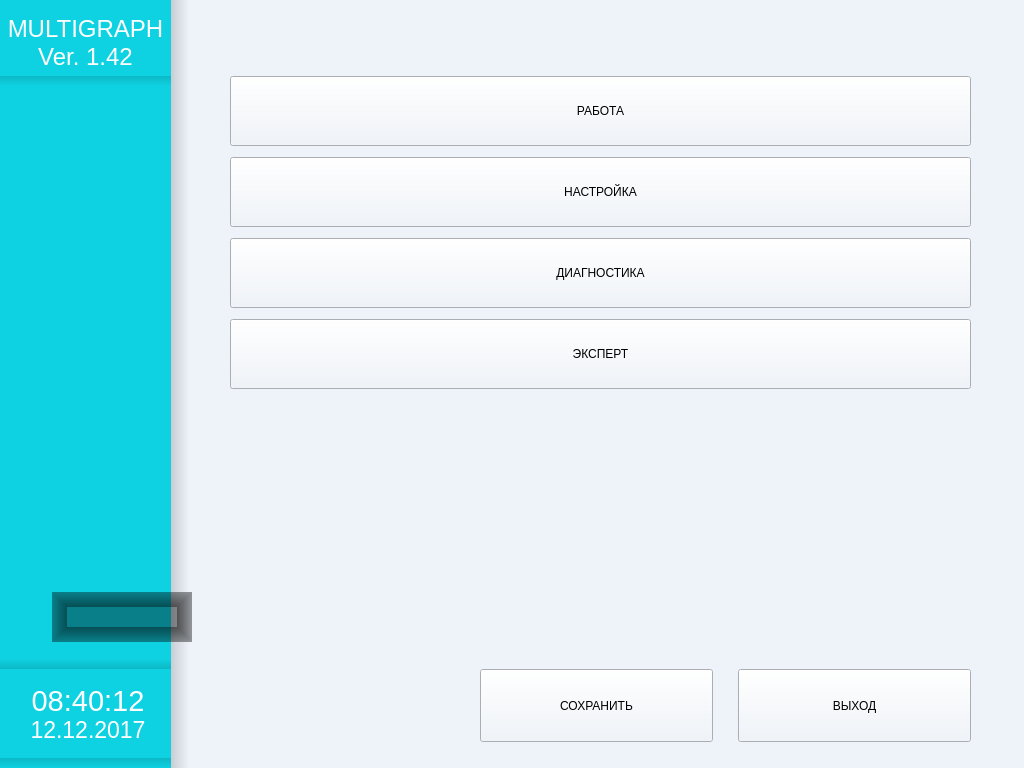
The window that menu.ui (tomyqg/topaz-m) describes before a commit, drawn with Qt 5.
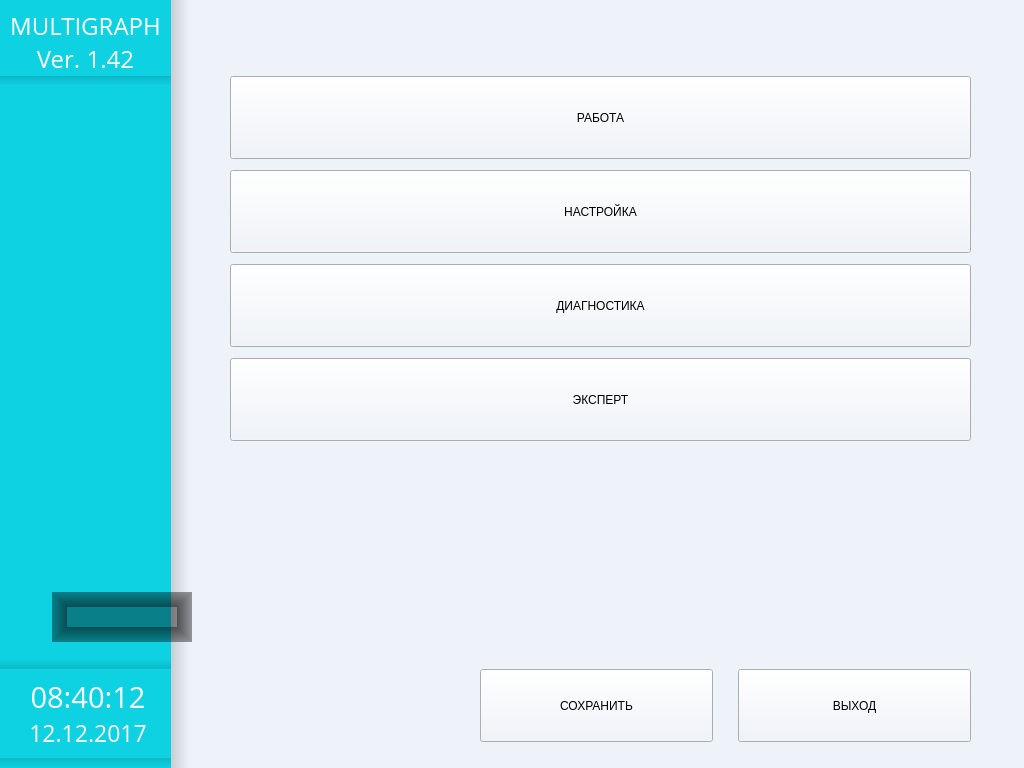
The same window after the commit. Icons and pictures are not drawn. Custom widgets are drawn as their Qt base class.

What changed in the file:
```diff
--- a/menu.ui
+++ b/menu.ui
@@ -58,7 +58,7 @@
       </size>
      </property>
      <property name="styleSheet">
-      <string notr="true">background-color:qlineargradient(spread:pad, x1:0, y1:0, x2:1, y2:0, stop:0 rgba(14, 210, 226, 255), stop:0.885000 rgba(14, 210, 226, 255), stop:0.885001 rgba(0, 0, 0, 40), stop:0.980000 rgba(255, 255, 255, 0), stop:1 rgba(255, 255, 255, 0))</string>
+      <string notr="true">background-color:qlineargradient(spread:pad, x1:0, y1:0, x2:1, y2:0, stop:0 rgba(14, 210, 226, 255), stop:0.885000 rgba(14, 210, 226, 255), stop:0.885001 rgba(0, 0, 0, 40), stop:0.980000 rgba(0, 0, 0, 0), stop:1 rgba(0, 0, 0, 0))</string>
      </property>
      <property name="frameShape">
       <enum>QFrame::NoFrame</enum>
@@ -98,6 +98,7 @@
         </property>
         <property name="font">
          <font>
+          <family>Open Sans</family>
           <pointsize>18</pointsize>
           <kerning>true</kerning>
          </font>
@@ -214,6 +215,7 @@
         </property>
         <property name="font">
          <font>
+          <family>Open Sans</family>
           <pointsize>16</pointsize>
          </font>
         </property>
@@ -317,7 +319,7 @@
                <property name="minimumSize">
                 <size>
                  <width>736</width>
-                 <height>70</height>
+                 <height>83</height>
                 </size>
                </property>
                <property name="focusPolicy">
@@ -339,7 +341,7 @@
                <property name="minimumSize">
                 <size>
                  <width>736</width>
-                 <height>70</height>
+                 <height>83</height>
                 </size>
                </property>
                <property name="text">
@@ -358,7 +360,7 @@
                <property name="minimumSize">
                 <size>
                  <width>736</width>
-                 <height>70</height>
+                 <height>83</height>
                 </size>
                </property>
                <property name="text">
@@ -377,7 +379,7 @@
                <property name="minimumSize">
                 <size>
                  <width>736</width>
-                 <height>70</height>
+                 <height>83</height>
                 </size>
                </property>
                <property name="text">
```
